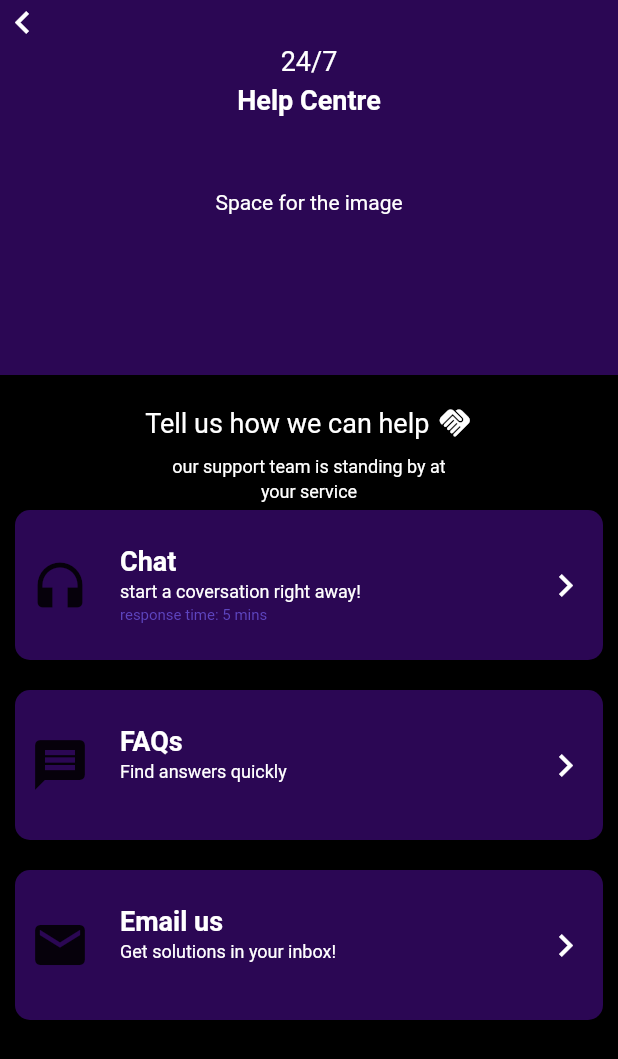
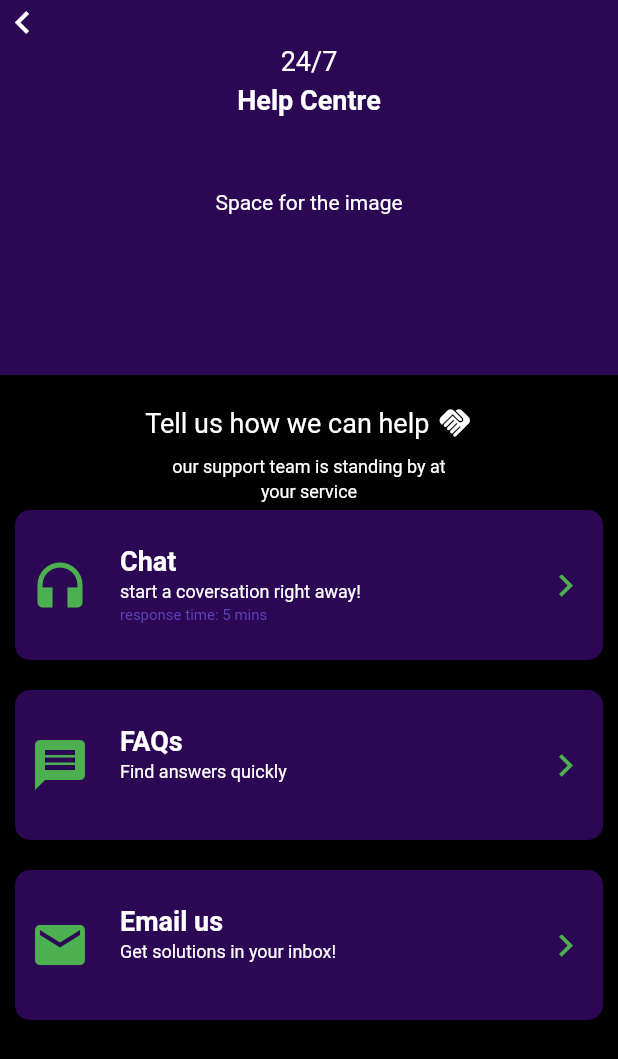
Before and after one commit to SHRAYASH05/demo_app, a Flutter app: the screen it shows after launch, on a phone screen of 412 x 824 dp. Shown: the top 1059 px of the screen. Run offline on Flutter 3.47's test engine with Material 2 defaults, Android fonts, the phone set to English and light mode, and no system bars.

Commit message:
changed color of icon to green

```diff
--- a/lib/cart.dart
+++ b/lib/cart.dart
@@ -27,6 +27,7 @@ class Cart extends StatelessWidget {
           Icon(
             icon,
             size: 40,
+            color: Colors.green,
           ),
           SizedBox(width: 20),
           Column(
@@ -66,7 +67,7 @@ class Cart extends StatelessWidget {
           Icon(
             Icons.chevron_right,
             size: 30,
-            color: Colors.white,
+            color: Colors.green,
           ),
         ],
       ),
```
